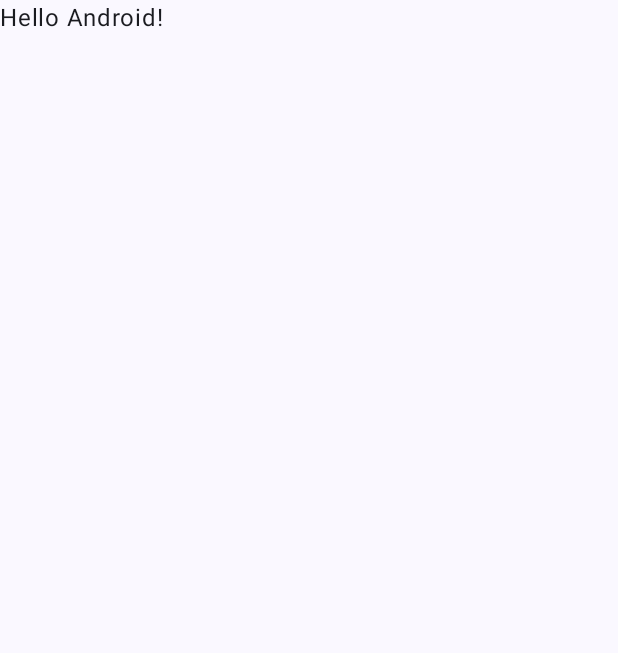
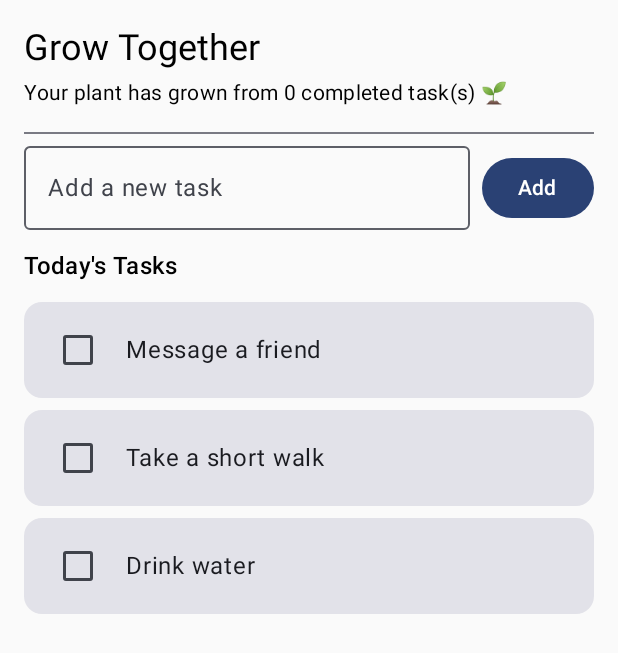
Before and after one commit to Farhan2323/GrowTogether, an Android app built with Jetpack Compose: the screen it shows after launch (MainActivity), on a phone screen of 412 x 824 dp. Before the commit the part shown is almost empty. Shown: the top 653 px of the screen. Run offline under Robolectric (Android 15) with nearby library versions, the phone set to English and light mode, and no system bars.

Commit message:
Basic home screen tasks

```diff
--- a/app/src/main/java/com/example/growtogether/MainActivity.kt
+++ b/app/src/main/java/com/example/growtogether/MainActivity.kt
@@ -11,6 +11,7 @@ import androidx.compose.material3.Text
 import androidx.compose.runtime.Composable
 import androidx.compose.ui.Modifier
 import androidx.compose.ui.tooling.preview.Preview
+import com.example.growtogether.uihome.HomeScreen
 import com.example.growtogether.ui.theme.GrowTogetherTheme
 
 class MainActivity : ComponentActivity() {
@@ -19,29 +20,8 @@ class MainActivity : ComponentActivity() {
         enableEdgeToEdge()
         setContent {
             GrowTogetherTheme {
-                Scaffold(modifier = Modifier.fillMaxSize()) { innerPadding ->
-                    Greeting(
-                        name = "Android",
-                        modifier = Modifier.padding(innerPadding)
-                    )
-                }
+                HomeScreen()
             }
         }
     }
 }
-
-@Composable
-fun Greeting(name: String, modifier: Modifier = Modifier) {
-    Text(
-        text = "Hello $name!",
-        modifier = modifier
-    )
-}
-
-@Preview(showBackground = true)
-@Composable
-fun GreetingPreview() {
-    GrowTogetherTheme {
-        Greeting("Android")
-    }
-}
--- /dev/null
+++ b/app/src/main/java/com/example/growtogether/uihome/HomeScreen.kt
@@ -0,0 +1,129 @@
+package com.example.growtogether.uihome
+
+import androidx.compose.runtime.Composable
+import androidx.compose.foundation.layout.*
+import androidx.compose.foundation.lazy.LazyColumn
+import androidx.compose.foundation.lazy.items
+import androidx.compose.material3.Button
+import androidx.compose.material3.Card
+import androidx.compose.material3.Checkbox
+import androidx.compose.material3.Divider
+import androidx.compose.material3.OutlinedTextField
+import androidx.compose.material3.Text
+import androidx.compose.material3.MaterialTheme
+import androidx.compose.runtime.*
+import androidx.compose.ui.Alignment
+import androidx.compose.ui.Modifier
+import androidx.compose.ui.unit.dp
+import java.util.UUID
+
+data class Task(
+    val id: String = UUID.randomUUID().toString(),
+    val title: String,
+    val done: Boolean = false
+)
+
+@Composable
+fun HomeScreen() {
+    var tasks by remember {
+        mutableStateOf(
+            listOf(
+                Task(title = "Message a friend"),
+                Task(title = "Take a short walk"),
+                Task(title = "Drink water")
+            )
+        )
+    }
+
+    val completedCount = tasks.count { it.done }
+    var newTaskText by remember { mutableStateOf("") }
+
+    Column(
+        modifier = Modifier
+            .fillMaxSize()
+            .padding(16.dp)
+    ) {
+        Text(
+            text = "Grow Together",
+            style = MaterialTheme.typography.headlineSmall
+        )
+        Spacer(Modifier.height(4.dp))
+        Text(
+            text = "Your plant has grown from $completedCount completed task(s) 🌱",
+            style = MaterialTheme.typography.bodyMedium
+        )
+
+        Spacer(Modifier.height(16.dp))
+        Divider()
+        Spacer(Modifier.height(8.dp))
+
+        Row(verticalAlignment = Alignment.CenterVertically) {
+            OutlinedTextField(
+                value = newTaskText,
+                onValueChange = { newTaskText = it },
+                placeholder = { Text("Add a new task") },
+                modifier = Modifier.weight(1f)
+            )
+            Spacer(Modifier.width(8.dp))
+            Button(
+                onClick = {
+                    if (newTaskText.isNotBlank()) {
+                        tasks = tasks + Task(title = newTaskText.trim())
+                        newTaskText = ""
+                    }
+                }
+            ) {
+                Text("Add")
+            }
+        }
+
+        Spacer(Modifier.height(12.dp))
+
+        Text(
+            text = "Today's Tasks",
+            style = MaterialTheme.typography.titleMedium
+        )
+        Spacer(Modifier.height(8.dp))
+
+        LazyColumn(modifier = Modifier.fillMaxSize()) {
+            items(tasks, key = { it.id }) { task ->
+                TaskRow(
+                    task = task,
+                    onCheckedChange = { checked ->
+                        tasks = tasks.map {
+                            if (it.id == task.id) it.copy(done = checked) else it
+                        }
+                    }
+                )
+            }
+        }
+    }
+}
+
+@Composable
+private fun TaskRow(
+    task: Task,
+    onCheckedChange: (Boolean) -> Unit
+) {
+    Card(
+        modifier = Modifier
+            .fillMaxWidth()
+            .padding(vertical = 4.dp)
+    ) {
+        Row(
+            modifier = Modifier
+                .padding(horizontal = 12.dp, vertical = 8.dp),
+            verticalAlignment = Alignment.CenterVertically
+        ) {
+            Checkbox(
+                checked = task.done,
+                onCheckedChange = onCheckedChange
+            )
+            Spacer(Modifier.width(8.dp))
+            Text(
+                text = task.title,
+                style = MaterialTheme.typography.bodyLarge
+            )
+        }
+    }
+}
--- a/build.gradle.kts
+++ b/build.gradle.kts
@@ -1,6 +1,6 @@
 // Top-level build file where you can add configuration options common to all sub-projects/modules.
 plugins {
-    alias(libs.plugins.android.application) apply false
-    alias(libs.plugins.kotlin.android) apply false
-    alias(libs.plugins.kotlin.compose) apply false
+    id("com.android.application") version "8.5.0" apply false
+    id("org.jetbrains.kotlin.android") version "2.0.0" apply false
+    id("org.jetbrains.kotlin.plugin.compose") version "2.0.0" apply false
 }
--- a/gradle/libs.versions.toml
+++ b/gradle/libs.versions.toml
@@ -6,7 +6,7 @@ junit = "4.13.2"
 junitVersion = "1.3.0"
 espressoCore = "3.7.0"
 lifecycleRuntimeKtx = "2.6.1"
-activityCompose = "1.11.0"
+activityCompose = "1.9.0"
 composeBom = "2024.09.00"
 
 [libraries]
```
Also changed, not shown: app/build.gradle.kts (+7 -6 lines).
